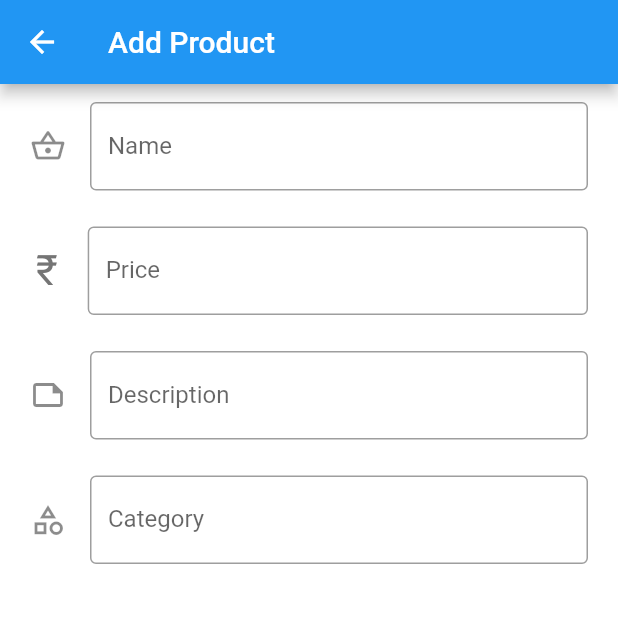
After one commit to edem-cyber/flutter_shop, a Flutter app: the AddProductScreen screen opened by its route, on a phone screen of 412 x 824 dp, the top half of it. The commit adds this screen. Run offline on Flutter 3.47's test engine with Material 2 defaults, Android fonts, the phone set to English and light mode, and no system bars; our stand-ins replace cached_network_image, google_fonts, lottie; network calls fail.

```diff
--- a/shop_app/lib/main.dart
+++ b/shop_app/lib/main.dart
@@ -5,6 +5,7 @@ import 'package:google_fonts/google_fonts.dart';
 import 'package:provider/provider.dart';
 import 'package:shop_app/provider/authProvider.dart';
 import 'package:shop_app/provider/productProvider.dart';
+import 'package:shop_app/screens/add_product_screen.dart';
 import 'package:shop_app/screens/product_detail_screen.dart';
 
 import './screens/mainPage.dart';
@@ -57,6 +58,7 @@ class MyApp extends StatelessWidget {
           home: MainScreen(),
           routes: {
             ProductDetailScreen.routeName: (ctx) => ProductDetailScreen(),
+            AddProductScreen.routeName: (ctx) => AddProductScreen(),
           },
         ),
       ),
--- /dev/null
+++ b/shop_app/lib/screens/add_product_screen.dart
@@ -0,0 +1,104 @@
+import 'package:flutter/material.dart';
+
+class AddProductScreen extends StatelessWidget {
+  static const routeName = "/add-product";
+  final GlobalKey<FormState> _form = GlobalKey();
+
+  @override
+  Widget build(BuildContext context) {
+    return Scaffold(
+      appBar: AppBar(
+        title: Text('Add Product'),
+      ),
+      body: Form(
+        key: _form,
+        child: Container(
+          color: Colors.white,
+          height: MediaQuery.of(context).size.height,
+          child: SingleChildScrollView(
+            child: Column(
+              mainAxisSize: MainAxisSize.max,
+              children: [
+                Container(
+                  margin:
+                      const EdgeInsets.symmetric(horizontal: 8, vertical: 4),
+                  padding:
+                      const EdgeInsets.symmetric(horizontal: 12, vertical: 8),
+                  child: TextFormField(
+                    decoration: InputDecoration(
+                      border: OutlineInputBorder(
+                        borderRadius: BorderRadius.all(
+                          Radius.circular(4),
+                        ),
+                      ),
+                      icon: Icon(Icons.shopping_basket_outlined),
+                      labelText: 'Name',
+                    ),
+                  ),
+                ),
+                Container(
+                  margin:
+                      const EdgeInsets.symmetric(horizontal: 8, vertical: 4),
+                  padding:
+                      const EdgeInsets.symmetric(horizontal: 12, vertical: 8),
+                  child: TextFormField(
+                    decoration: InputDecoration(
+                      border: OutlineInputBorder(
+                        borderRadius: BorderRadius.all(
+                          Radius.circular(4),
+                        ),
+                      ),
+                      icon: Container(
+                        padding: const EdgeInsets.symmetric(horizontal: 4),
+                        child: Text(
+                          '₹',
+                          style: TextStyle(
+                              fontSize: 28, color: Colors.grey.shade600),
+                        ),
+                      ),
+                      labelText: 'Price',
+                    ),
+                  ),
+                ),
+                Container(
+                  margin:
+                      const EdgeInsets.symmetric(horizontal: 8, vertical: 4),
+                  padding:
+                      const EdgeInsets.symmetric(horizontal: 12, vertical: 8),
+                  child: TextFormField(
+                    decoration: InputDecoration(
+                      border: OutlineInputBorder(
+                        borderRadius: BorderRadius.all(
+                          Radius.circular(4),
+                        ),
+                      ),
+                      icon: Icon(Icons.note_outlined),
+                      labelText: 'Description',
+                    ),
+                  ),
+                ),
+                Container(
+                  margin:
+                      const EdgeInsets.symmetric(horizontal: 8, vertical: 4),
+                  padding:
+                      const EdgeInsets.symmetric(horizontal: 12, vertical: 8),
+                  child: TextFormField(
+                    decoration: InputDecoration(
+                      border: OutlineInputBorder(
+                        borderRadius: BorderRadius.all(
+                          Radius.circular(4),
+                        ),
+                      ),
+                      icon: Icon(Icons.category_outlined),
+                      labelText: 'Category',
+                    ),
+                  ),
+                ),
+              ],
+            ),
+          ),
+        ),
+      ),
+    );
+  }
+}
--- a/shop_app/lib/screens/homepage.dart
+++ b/shop_app/lib/screens/homepage.dart
@@ -1,6 +1,7 @@
 import 'package:flutter/material.dart';
 import 'package:google_fonts/google_fonts.dart';
 import 'package:provider/provider.dart';
+import 'package:shop_app/screens/add_product_screen.dart';
 
 import 'package:shop_app/screens/mainPage.dart';
 import 'package:shop_app/widgets/custom_app_drawer.dart';
@@ -17,6 +18,7 @@ class HomePage extends StatefulWidget {
 
 class _HomePageState extends State<HomePage> {
   var _isLoading = false;
+  var role = 0;
   List<String> _categories = [
     "Grocery",
     "Mobiles",
@@ -58,7 +60,15 @@ class _HomePageState extends State<HomePage> {
                 IconButton(
                   icon: Icon(Icons.shopping_bag_outlined),
                   onPressed: () {},
-                )
+                ),
+                if (role == 0)
+                  IconButton(
+                    icon: Icon(Icons.add),
+                    onPressed: () {
+                      Navigator.of(context)
+                          .pushNamed(AddProductScreen.routeName);
+                    },
+                  )
               ],
             ),
       drawer: CustomDrawer(),
```
Also changed, not shown: 2 other files.
